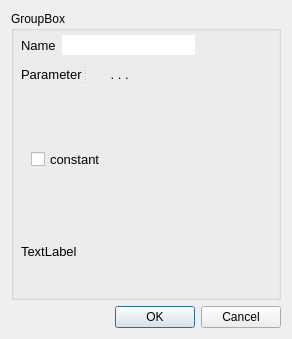
The window that Sources/Gui/functionwidged.ui (dreinstein/Codegenerator-Cplusplus) describes before a commit, drawn with Qt 5.
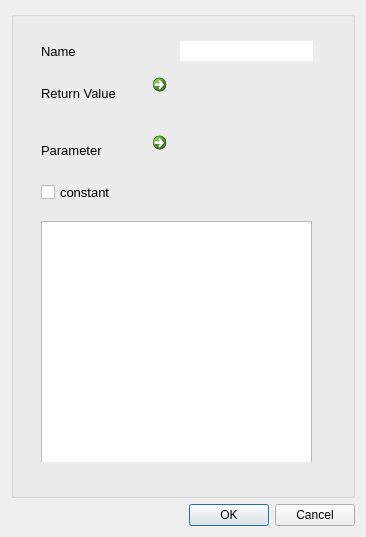
The same window after the commit.

Commit message: enhance widgets

```diff
--- a/Sources/Gui/functionwidged.ui
+++ b/Sources/Gui/functionwidged.ui
@@ -6,8 +6,8 @@
    <rect>
     <x>0</x>
     <y>0</y>
-    <width>292</width>
-    <height>339</height>
+    <width>366</width>
+    <height>537</height>
    </rect>
   </property>
   <property name="windowTitle">
@@ -27,54 +27,20 @@
    <item row="0" column="0">
     <widget class="QGroupBox" name="groupBox">
      <property name="title">
-      <string>GroupBox</string>
+      <string/>
      </property>
-     <widget class="QCheckBox" name="checkBox">
+     <widget class="QWidget" name="widget" native="true">
       <property name="geometry">
        <rect>
-        <x>20</x>
-        <y>140</y>
-        <width>70</width>
-        <height>17</height>
+        <x>30</x>
+        <y>30</y>
+        <width>272</width>
+        <height>162</height>
        </rect>
       </property>
-      <property name="font">
-       <font>
-        <pointsize>10</pointsize>
-       </font>
-      </property>
-      <property name="text">
-       <string>constant</string>
-      </property>
-     </widget>
-     <widget class="QLabel" name="label_3">
-      <property name="geometry">
-       <rect>
-        <x>10</x>
-        <y>230</y>
-        <width>241</width>
-        <height>21</height>
-       </rect>
-      </property>
-      <property name="font">
-       <font>
-        <pointsize>10</pointsize>
-       </font>
-      </property>
-      <property name="text">
-       <string>TextLabel</string>
-      </property>
-     </widget>
-     <widget class="QWidget" name="">
-      <property name="geometry">
-       <rect>
-        <x>10</x>
-        <y>23</y>
-        <width>174</width>
-        <height>22</height>
-       </rect>
-      </property>
-      <layout class="QHBoxLayout" name="horizontalLayout">
+      <layout class="QGridLayout" name="gridLayout_2">
+       <item row="0" column="0">
+        <layout class="QHBoxLayout" name="horizontalLayout_2">
        <item>
         <widget class="QLabel" name="label">
          <property name="font">
@@ -87,7 +53,7 @@
          </property>
         </widget>
        </item>
-       <item alignment="Qt::AlignVCenter">
+         <item>
         <widget class="QLineEdit" name="lineEdit">
          <property name="maximumSize">
           <size>
@@ -104,19 +70,33 @@
         </widget>
        </item>
       </layout>
-     </widget>
-     <widget class="QSplitter" name="splitter">
-      <property name="geometry">
-       <rect>
-        <x>10</x>
-        <y>51</y>
-        <width>135</width>
-        <height>24</height>
-       </rect>
-      </property>
-      <property name="orientation">
-       <enum>Qt::Horizontal</enum>
-      </property>
+       </item>
+       <item row="1" column="0">
+        <layout class="QHBoxLayout" name="horizontalLayout_3">
+         <item>
+          <widget class="QLabel" name="label_3">
+           <property name="font">
+            <font>
+             <pointsize>10</pointsize>
+            </font>
+           </property>
+           <property name="text">
+            <string>Return Value</string>
+           </property>
+          </widget>
+         </item>
+         <item>
+          <widget class="QCommandLinkButton" name="commandLinkButton">
+           <property name="text">
+            <string/>
+           </property>
+          </widget>
+         </item>
+        </layout>
+       </item>
+       <item row="2" column="0">
+        <layout class="QHBoxLayout" name="horizontalLayout_4">
+         <item>
       <widget class="QLabel" name="label_2">
        <property name="font">
         <font>
@@ -127,20 +107,47 @@
         <string>Parameter</string>
        </property>
       </widget>
-      <widget class="QPushButton" name="pushButton">
+         </item>
+         <item>
+          <widget class="QCommandLinkButton" name="commandLinkButton_2">
+           <property name="text">
+            <string/>
+           </property>
+          </widget>
+         </item>
+        </layout>
+       </item>
+       <item row="3" column="0">
+        <widget class="QCheckBox" name="checkBox_2">
        <property name="font">
         <font>
          <pointsize>10</pointsize>
         </font>
        </property>
        <property name="text">
-        <string>. . . </string>
-       </property>
-       <property name="checkable">
-        <bool>false</bool>
-       </property>
-       <property name="flat">
-        <bool>true</bool>
+          <string>constant</string>
+         </property>
+        </widget>
+       </item>
+      </layout>
+     </widget>
+     <widget class="QWidget" name="widget_2" native="true">
+      <property name="geometry">
+       <rect>
+        <x>30</x>
+        <y>200</y>
+        <width>271</width>
+        <height>251</height>
+       </rect>
+      </property>
+      <widget class="QListView" name="listView">
+       <property name="geometry">
+        <rect>
+         <x>0</x>
+         <y>10</y>
+         <width>271</width>
+         <height>251</height>
+        </rect>
        </property>
       </widget>
      </widget>
```
Left out of the diff: 4 changed lines with no effect on the pictures. Lines whose indentation alone changed are shown as unchanged. The commit also changes 1 other file.
